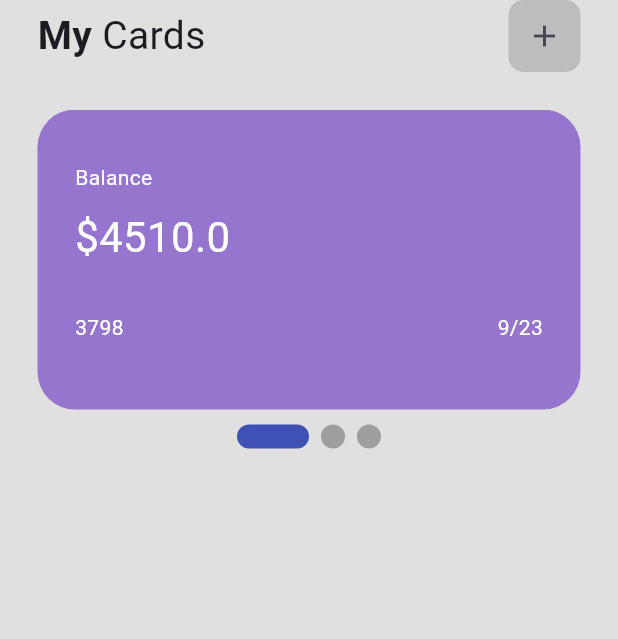
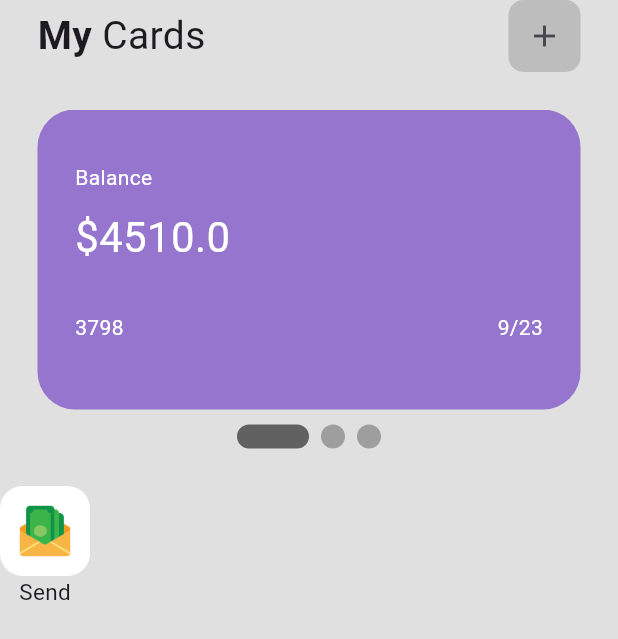
Before and after one commit to iyamujoshua/wallet_ui, a Flutter app: the screen it shows after launch, on a phone screen of 412 x 824 dp. Shown: the top 639 px of the screen. Run offline on Flutter 3.47's test engine with Material 2 defaults, Android fonts, the phone set to English and light mode, and no system bars; drawn by our look-alikes of smooth_page_indicator.

Commit message:
send money

```diff
--- a/lib/screens/homescreen.dart
+++ b/lib/screens/homescreen.dart
@@ -73,7 +73,6 @@ class _homescreenState extends State<homescreen> {
                     expiryMonth: 09,
                     expiryYear: 23,
                     color: Colors.deepPurple[300],
-
                   ),
                   cards(
                     balance: 739.35,
@@ -92,13 +91,48 @@ class _homescreenState extends State<homescreen> {
                 ],
               ),
             ),
-            SizedBox(height: 10,),
+            SizedBox(
+              height: 10,
+            ),
 
             SmoothPageIndicator(
               controller: _controller,
-               count: 3,
-               effect: ExpandingDotsEffect(),
-               )
+              count: 3,
+              effect: ExpandingDotsEffect(activeDotColor: Colors.grey.shade700),
+            ),
+            SizedBox(
+              height: 25,
+            ),
+
+            Row(
+              children: [
+                // send button
+                Column(
+                  children: [
+                    Container(
+                      height: 60,
+                      padding: EdgeInsets.all(10),
+                      decoration: BoxDecoration(
+                          color: Colors.white,
+                          borderRadius: BorderRadius.circular(15)),
+                      child: Center(
+                        child: Image.asset("asset/send-money.png"),
+                      ),
+                    ),
+                    Text(
+                      "Send",
+                      style: TextStyle(
+                        fontSize: 15,
+                      ),
+                    )
+                  ],
+                )
+
+                //pay button
+
+                // bill button
+              ],
+            )
 
             //transaction button
 
```
